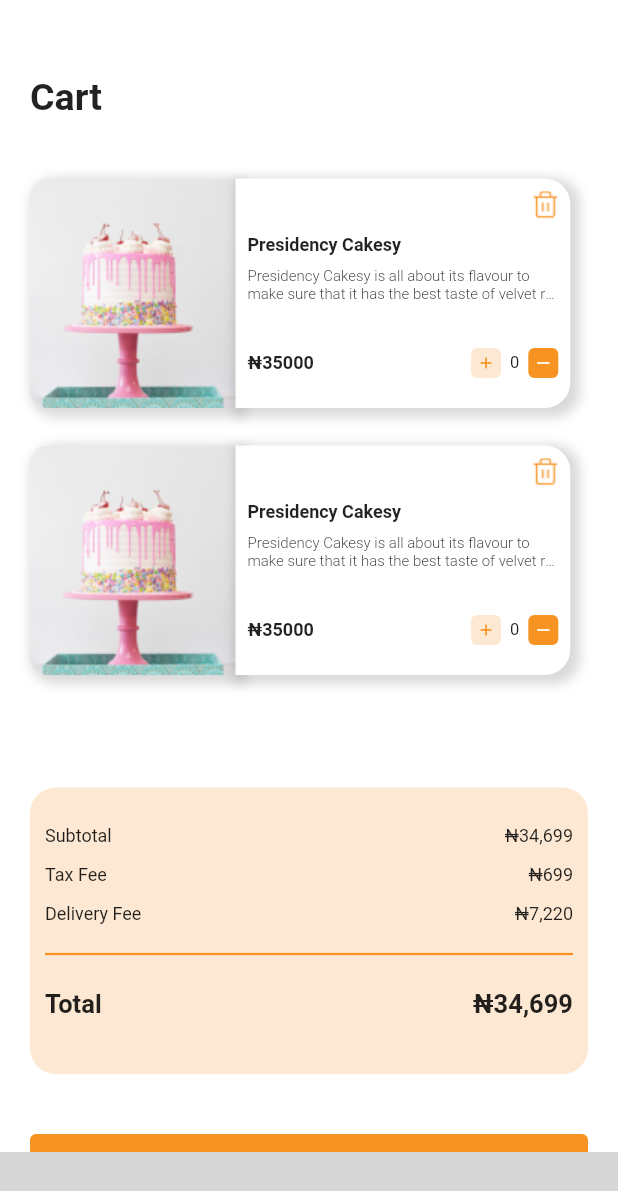
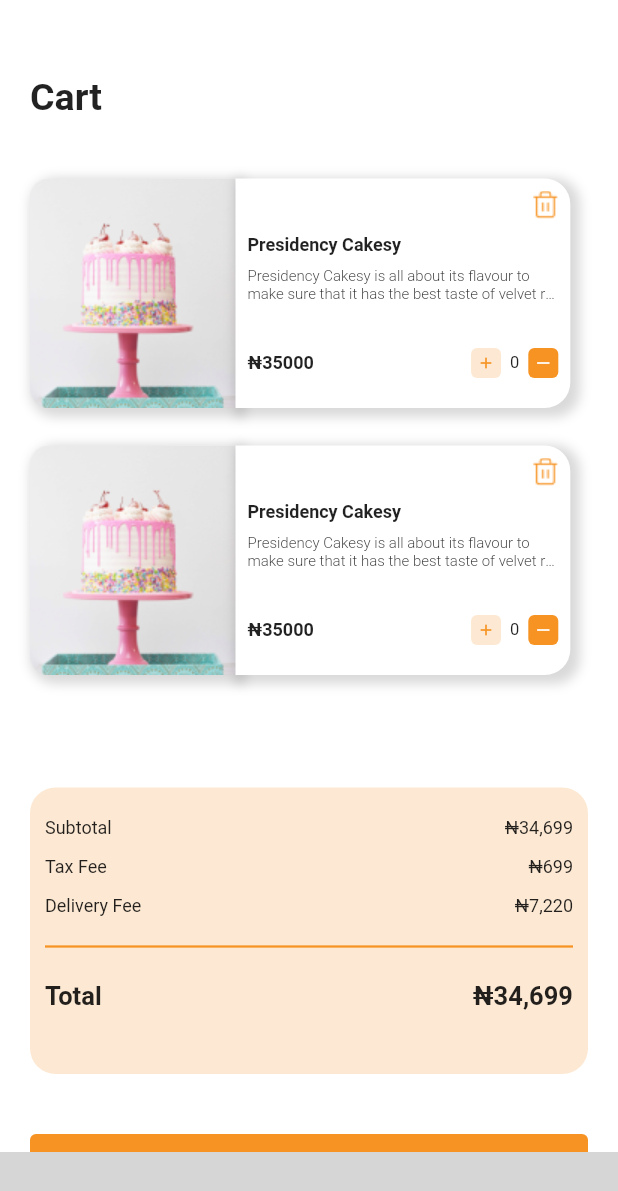
Before and after one commit to ayoolat/pastries, a Flutter app: the CartScreen screen opened by its route, on a phone screen of 412 x 824 dp. Shown: the top 1191 px of the screen. Run offline on Flutter 3.47's test engine with Material 2 defaults, Android fonts, the phone set to English and light mode, and no system bars; our stand-ins replace flutter_svg, pinput; missing offline and left inert: hidable, scroll_to_hide_bottom_navigation_bar; grey boxes are pictures that could not be loaded.

Commit message:
Fixed overflow on cart card

```diff
--- a/lib/screens/cartScreen.dart
+++ b/lib/screens/cartScreen.dart
@@ -76,7 +76,7 @@ class _CartScreenState extends State<CartScreen> {
                 height: 191,
                 width: double.infinity,
                 padding:
-                    const EdgeInsets.symmetric(vertical: 25, horizontal: 10),
+                    const EdgeInsets.symmetric(vertical: 20, horizontal: 10),
                 decoration: const BoxDecoration(
                     color: AppColors.lighterOrange,
                     borderRadius: kBoxFullRadius),
```
